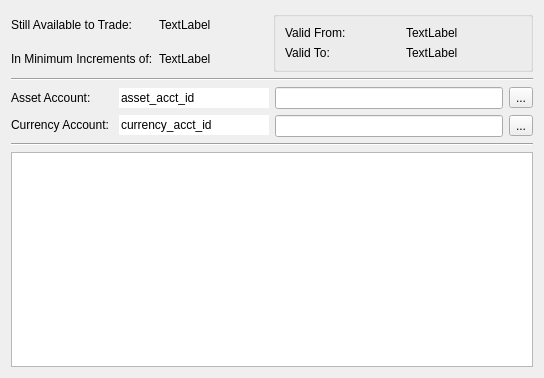
Old version of the form src/moneychanger/Widgets/offerdetails.ui in the repository Open-Transactions/Moneychanger.
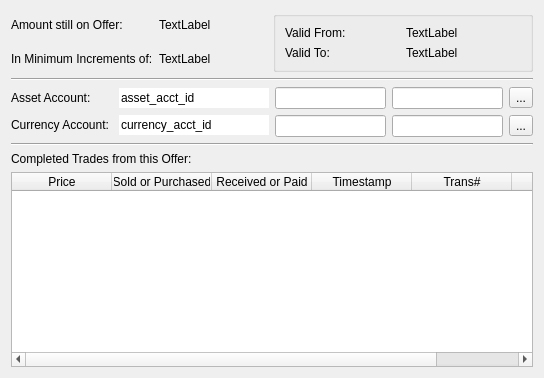
New version of the form. Icons and pictures are not drawn. Custom widgets are drawn as their Qt base class.

Commit message: More work on markets / offers GUI screens.

Diff of the .ui file:
```diff
--- a/src/moneychanger/Widgets/offerdetails.ui
+++ b/src/moneychanger/Widgets/offerdetails.ui
@@ -21,7 +21,7 @@
        <item row="0" column="0">
         <widget class="QLabel" name="label_7">
          <property name="text">
-          <string>Still Available to Trade:</string>
+          <string>Amount still on Offer:</string>
          </property>
         </widget>
        </item>
@@ -174,6 +174,9 @@
       <layout class="QVBoxLayout" name="verticalLayout_2">
        <item>
         <layout class="QHBoxLayout" name="horizontalLayout_2">
+         <item>
+          <widget class="QLineEdit" name="lineEditAcctBalance"/>
+         </item>
          <item>
           <widget class="QLineEdit" name="lineEditAssetAcctID">
            <property name="enabled">
@@ -199,6 +202,9 @@
        </item>
        <item>
         <layout class="QHBoxLayout" name="horizontalLayout_3">
+         <item>
+          <widget class="QLineEdit" name="lineEditCurrencyBalance"/>
+         </item>
          <item>
           <widget class="QLineEdit" name="lineEditCurrencyAcctID">
            <property name="enabled">
@@ -234,7 +240,14 @@
     </widget>
    </item>
    <item>
-    <widget class="QTableWidget" name="tableWidget">
+    <widget class="QLabel" name="label_3">
+     <property name="text">
+      <string>Completed Trades from this Offer:</string>
+     </property>
+    </widget>
+   </item>
+   <item>
+    <widget class="QTableWidget" name="tableWidgetTrades">
      <property name="sizePolicy">
       <sizepolicy hsizetype="Expanding" vsizetype="Expanding">
        <horstretch>0</horstretch>
@@ -247,6 +260,36 @@
        <height>16777215</height>
       </size>
      </property>
+     <column>
+      <property name="text">
+       <string>Price</string>
+      </property>
+     </column>
+     <column>
+      <property name="text">
+       <string>Sold or Purchased</string>
+      </property>
+     </column>
+     <column>
+      <property name="text">
+       <string>Received or Paid</string>
+      </property>
+     </column>
+     <column>
+      <property name="text">
+       <string>Timestamp</string>
+      </property>
+     </column>
+     <column>
+      <property name="text">
+       <string>Trans#</string>
+      </property>
+     </column>
+     <column>
+      <property name="text">
+       <string>Server</string>
+      </property>
+     </column>
     </widget>
    </item>
   </layout>
```
The commit also changes 12 other files.
